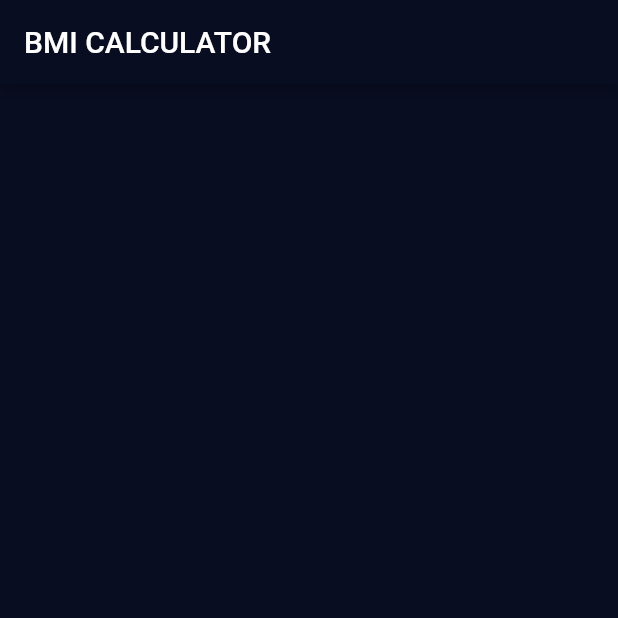
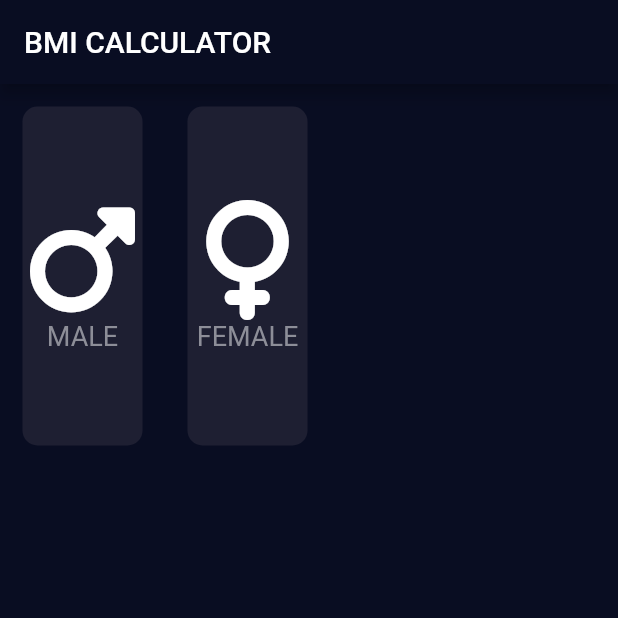
Before and after one commit to emrebingor/bmi-calculator, a Flutter app: the screen it shows after launch, on a phone screen of 412 x 824 dp, the top half of it. Run offline on Flutter 3.47's test engine with Material 2 defaults, Android fonts, the phone set to English and light mode, and no system bars; our stand-ins replace font_awesome_flutter.

Commit message:
Reusable card

```diff
--- a/lib/constants.dart
+++ b/lib/constants.dart
@@ -1,3 +1,5 @@
 import 'package:flutter/material.dart';
 
 const kTextStyle = TextStyle(color: Color(0xFF8D8E98), fontSize: 18.0);
+
+const kContainerColor = Color(0xFF1e1f32);
--- a/lib/icon_design.dart
+++ b/lib/icon_design.dart
@@ -2,7 +2,7 @@ import 'package:flutter/material.dart';
 
 class IconDesign extends StatelessWidget {
 
-  const IconDesign({this.gender, this.icon});
+  IconDesign({this.gender, this.icon});
 
   final String? gender;
   final IconData? icon;
@@ -17,7 +17,7 @@ class IconDesign extends StatelessWidget {
           size: 80.0,
         ),
         Text(
-          gender ?? 'Male',
+          gender.toString(),
           style: const TextStyle(color: Color(0xFF8D8E98), fontSize: 18.0),
         ),
       ],
--- a/lib/inputPage.dart
+++ b/lib/inputPage.dart
@@ -1,5 +1,8 @@
+import 'package:bmi_calculator_flutter_app/constants.dart';
+import 'package:bmi_calculator_flutter_app/icon_design.dart';
+import 'package:bmi_calculator_flutter_app/reusable_card.dart';
 import 'package:flutter/material.dart';
-
+import 'package:font_awesome_flutter/font_awesome_flutter.dart';
 
 class InputPage extends StatefulWidget {
   @override
@@ -22,8 +25,20 @@ class _InputPageState extends State<InputPage> {
           Expanded(
             child: Row(
               children: <Widget>[
-                ReusableCard(),
-                ReusableCard(),
+                ReusableCard(
+                  cardChild: IconDesign(
+                    icon: FontAwesomeIcons.mars,
+                    gender: 'MALE',
+                  ),
+                  color: kContainerColor,
+                ),
+                ReusableCard(
+                  cardChild: IconDesign(
+                    icon: FontAwesomeIcons.venus,
+                    gender: 'FEMALE',
+                  ),
+                  color: kContainerColor,
+                ),
               ],
             ),
           ),
@@ -32,6 +47,7 @@ class _InputPageState extends State<InputPage> {
           ),
           Expanded(
             child: Row(
+
               children: <Widget>[
                 Container(),
                 Container(),
@@ -43,22 +59,3 @@ class _InputPageState extends State<InputPage> {
     );
   }
 }
-
-class ReusableCard extends StatelessWidget {
-  const ReusableCard({this.cardChild, this.color});
-
-  final Widget? cardChild;
-  final Color? color;
-
-  @override
-  Widget build(BuildContext context) {
-    return Container(
-      margin: EdgeInsets.all(15.0),
-      decoration: BoxDecoration(
-        color: color,
-        borderRadius: BorderRadius.circular(10.0),
-      ),
-      child: cardChild,
-    );
-  }
-}
--- /dev/null
+++ b/lib/reusable_card.dart
@@ -0,0 +1,20 @@
+import 'package:flutter/material.dart';
+
+class ReusableCard extends StatelessWidget {
+  const ReusableCard({this.cardChild, required this.color});
+
+  final Widget? cardChild;
+  final Color? color;
+
+  @override
+  Widget build(BuildContext context) {
+    return Container(
+      margin: EdgeInsets.all(15.0),
+      decoration: BoxDecoration(
+        color: color,
+        borderRadius: BorderRadius.circular(10.0),
+      ),
+      child: cardChild,
+    );
+  }
+}
```
